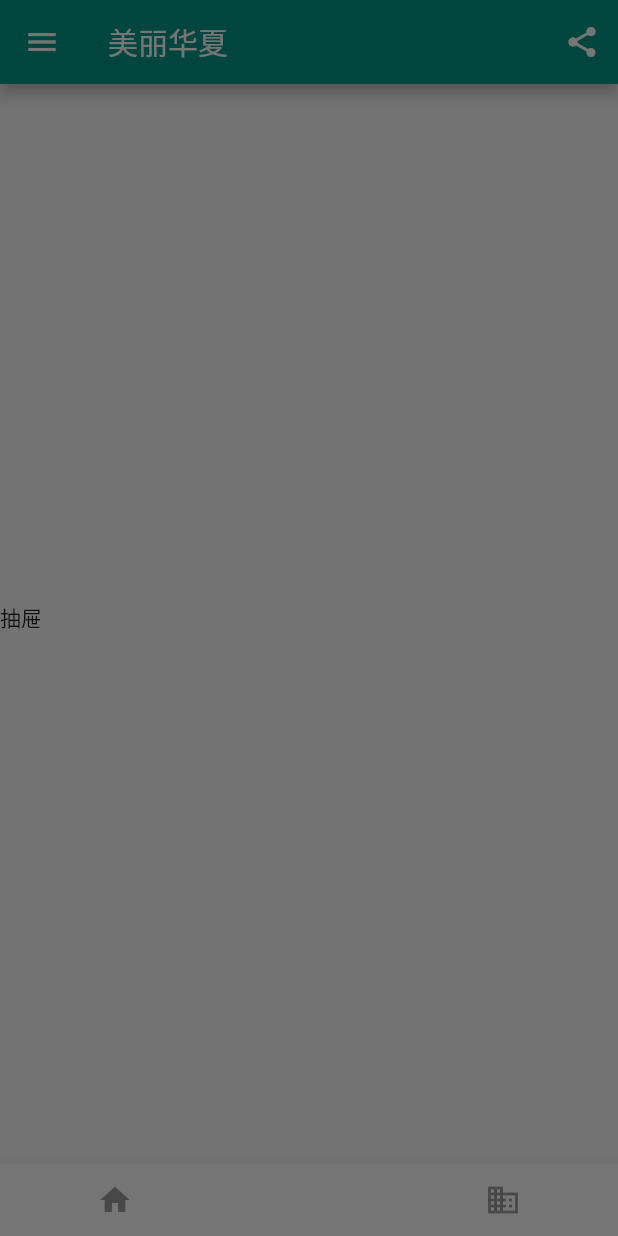
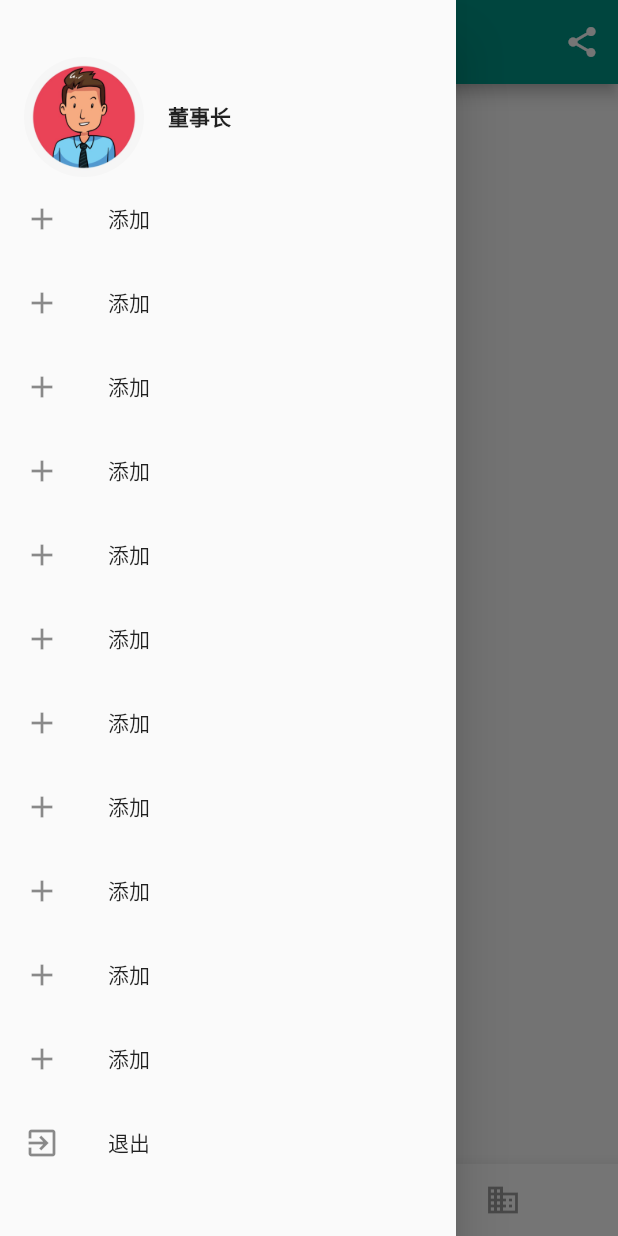
Before and after one commit to huajian123/bceet, a Flutter app: the HomePage screen opened directly, with the side drawer open, on a phone screen of 412 x 824 dp. Run offline on Flutter 3.47's test engine with Material 2 defaults, Android fonts, the phone set to English and light mode, and no system bars; our stand-ins replace fluro, flutter_screenutil; statements that could not run were skipped.

Commit message:
代码提交

```diff
--- a/lib/pages/home_page/home.dart
+++ b/lib/pages/home_page/home.dart
@@ -17,9 +17,9 @@ class HomePage extends StatelessWidget {
         ],
       ),
       drawer: Container(
-        child: Text("抽屉"),
+        child: MyDrawer(),
       ),
-     // floatingActionButton:
+      // floatingActionButton:
       bottomNavigationBar: BottomAppBar(
         color: Colors.white,
         shape: CircularNotchedRectangle(), // 底部导航栏打一个圆形的洞
@@ -35,3 +35,96 @@ class HomePage extends StatelessWidget {
     ));
   }
 }
+
+class MyDrawer extends StatelessWidget {
+  @override
+  Widget build(BuildContext context) {
+    return Drawer(
+      child: MediaQuery.removePadding(
+        context: context,
+        removeTop: true,
+        child: Column(
+          crossAxisAlignment: CrossAxisAlignment.start,
+          children: <Widget>[
+            Padding(
+              padding: EdgeInsets.only(top: 38.0),
+              child: Row(
+                children: <Widget>[
+                  Padding(
+                    padding: EdgeInsets.symmetric(horizontal: 16.0),
+                    child: ClipOval(
+                      child: Image.asset(
+                        "static/images/user.jpg",
+                        width: 80.0,
+                      ),
+                    ),
+                  ),
+                  Text(
+                    "董事长",
+                    style: TextStyle(fontWeight: FontWeight.bold),
+                  )
+                ],
+              )
+            ),
+
+
+            Expanded(
+              child: ListView(
+                children: <Widget>[
+                  ListTile(
+                    leading: Icon(Icons.add),
+                    title: Text("添加"),
+                  ),
+                  ListTile(
+                    leading: Icon(Icons.add),
+                    title: Text("添加"),
+                  ),
+                  ListTile(
+                    leading: Icon(Icons.add),
+                    title: Text("添加"),
+                  ),
+                  ListTile(
+                    leading: Icon(Icons.add),
+                    title: Text("添加"),
+                  ),
+                  ListTile(
+                    leading: Icon(Icons.add),
+                    title: Text("添加"),
+                  ),
+                  ListTile(
+                    leading: Icon(Icons.add),
+                    title: Text("添加"),
+                  ),
+                  ListTile(
+                    leading: Icon(Icons.add),
+                    title: Text("添加"),
+                  ),
+                  ListTile(
+                    leading: Icon(Icons.add),
+                    title: Text("添加"),
+                  ),
+                  ListTile(
+                    leading: Icon(Icons.add),
+                    title: Text("添加"),
+                  ),
+                  ListTile(
+                    leading: Icon(Icons.add),
+                    title: Text("添加"),
+                  ),
+                  ListTile(
+                    leading: Icon(Icons.add),
+                    title: Text("添加"),
+                  ),
+                  ListTile(
+                    leading: Icon(Icons.exit_to_app),
+                    title: Text("退出"),
+                  )
+                ],
+              ),
+            )
+          ],
+        ),
+      ),
+    );
+  }
+}
--- a/pubspec.yaml
+++ b/pubspec.yaml
@@ -46,7 +46,8 @@ flutter:
   # assets:
   #  - images/a_dot_burr.jpeg
   #  - images/a_dot_ham.jpeg
-
+  assets:
+    - static/images/
   # An image asset can refer to one or more resolution-specific "variants", see
   # https://flutter.dev/assets-and-images/#resolution-aware.
 
```
Also changed, not shown: static/images/user.jpg (added).
